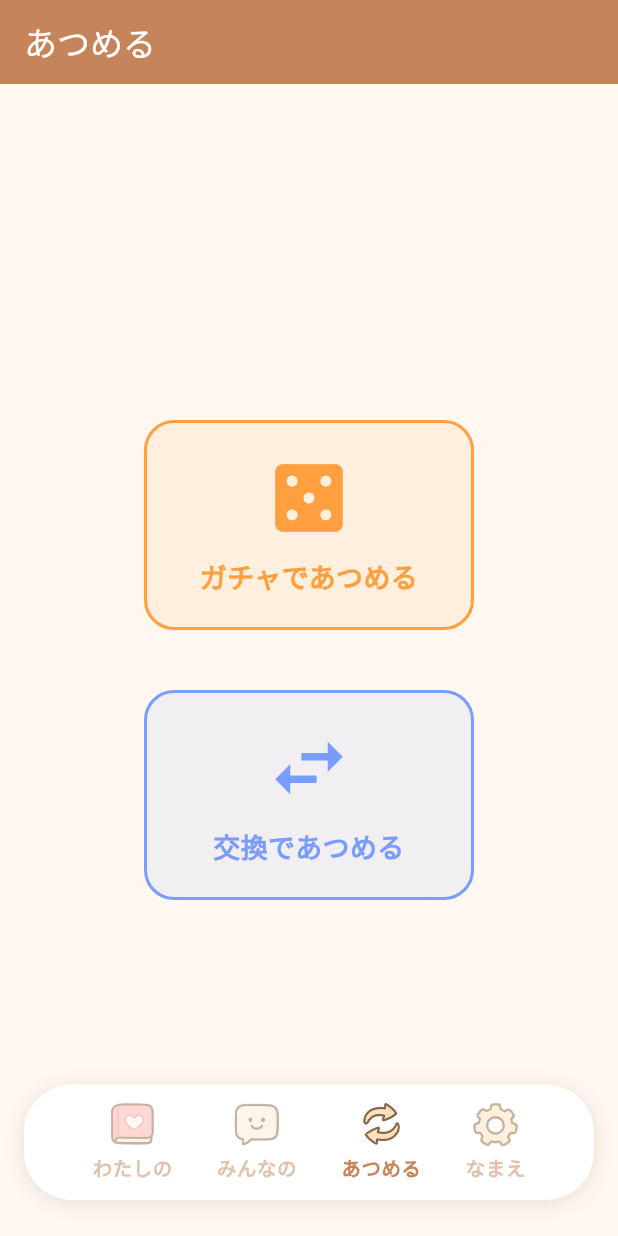
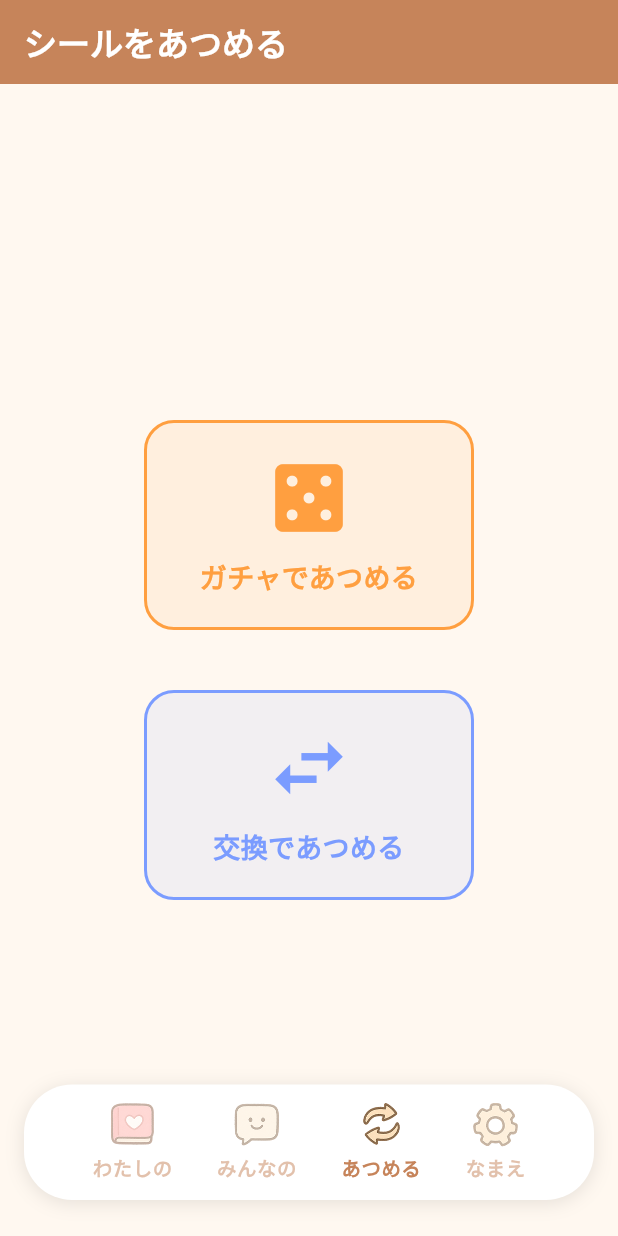
Before and after one commit to p2hacks2025/post-04, a Flutter app: the screen it shows after launch, item 3 of the bottom bar chosen, on a phone screen of 412 x 824 dp. Run offline on Flutter 3.47's test engine with Material 3 defaults, Android fonts, the light colour scheme and no system bars; our stand-ins replace cloud_firestore, firebase_auth, firebase_core, google_fonts; missing offline and left inert: model_viewer_plus, photo_manager; accounts and stored records are empty; network calls fail; statements that could not run were skipped.

Commit message:
feat: ヘッダースタイル調整

```diff
--- a/lib/features/collect/presentation/pages/collect_page.dart
+++ b/lib/features/collect/presentation/pages/collect_page.dart
@@ -12,7 +12,10 @@ class CollectPage extends StatelessWidget {
     return Scaffold(
       backgroundColor: AppColors.background,
       appBar: AppBar(
-        title: const Text('あつめる'),
+        title: const Text(
+          'シールをあつめる',
+          style: TextStyle(fontWeight: FontWeight.w900),
+        ),
         backgroundColor: AppColors.primary,
         foregroundColor: Colors.white,
         elevation: 0,
--- a/lib/features/timeline/presentation/pages/timeline_page.dart
+++ b/lib/features/timeline/presentation/pages/timeline_page.dart
@@ -25,7 +25,10 @@ class _TimelinePageState extends State<TimelinePage> {
     return Scaffold(
       backgroundColor: const Color(0xFFFFF8F0),
       appBar: AppBar(
-        title: const Text('みんなの'),
+        title: const Text(
+          'みんなのシール帳',
+          style: TextStyle(fontWeight: FontWeight.w900),
+        ),
         backgroundColor: const Color(0xFFC6845A),
         foregroundColor: Colors.white,
       ),
```
